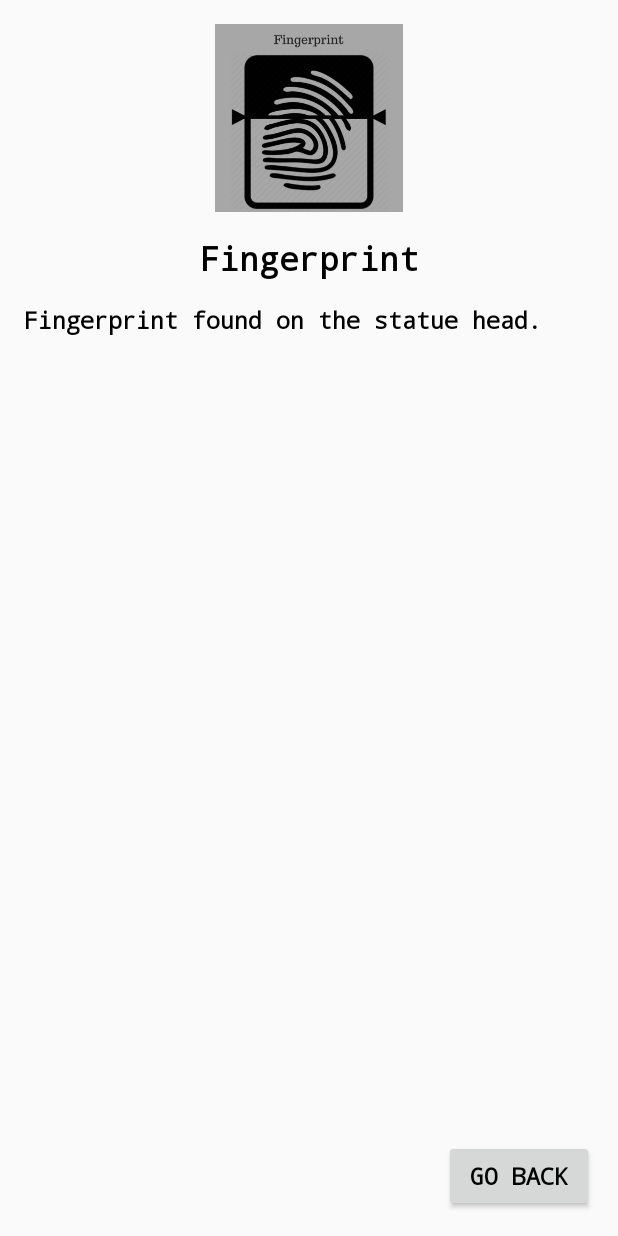
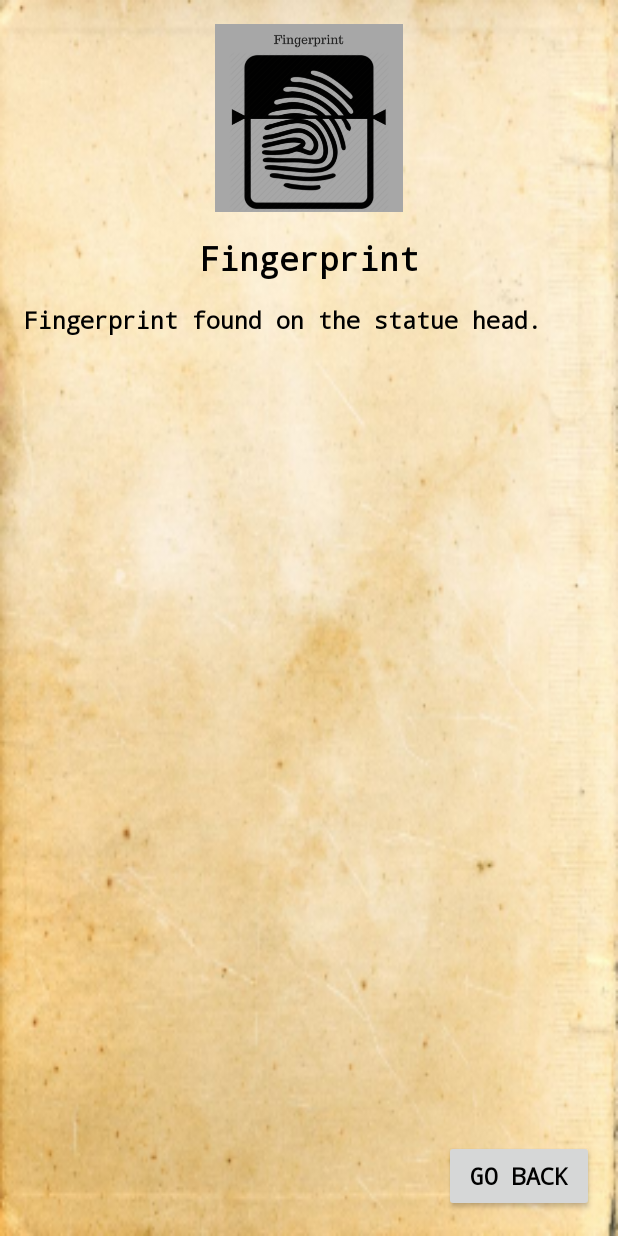
Before and after one commit to natansalda/DetectiveJones, an Android app: the layout proof_card.xml on its own in the app's theme, with its tools: preview values and no code run, on a phone screen of 412 x 824 dp. Run offline under Robolectric (Android 15) with nearby library versions, the phone set to English and light mode, and no system bars.

Commit message:
Proof Card edited

```diff
--- a/app/src/main/res/layout/proof_card.xml
+++ b/app/src/main/res/layout/proof_card.xml
@@ -6,7 +6,8 @@
     android:paddingBottom="16dp"
     android:paddingLeft="16dp"
     android:paddingRight="16dp"
-    android:paddingTop="16dp">
+    android:paddingTop="16dp"
+    android:background="@drawable/proof_background">
 
     <ImageView
         android:layout_width="match_parent"
```
